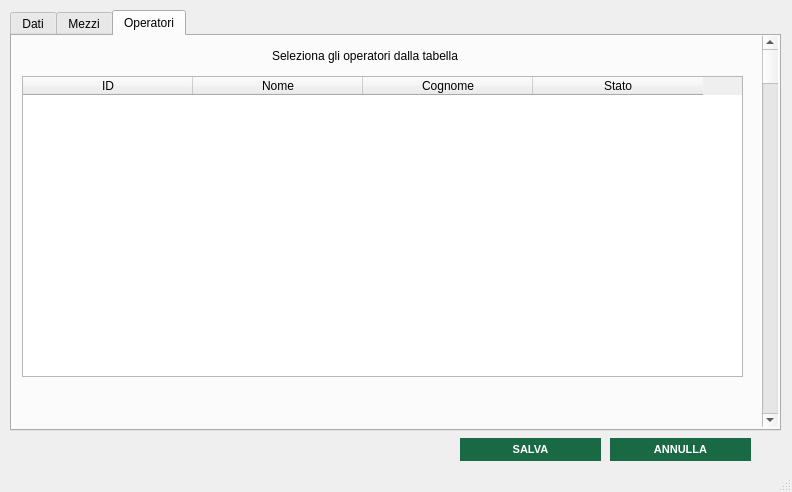
First picture: the form in src/main/gui/modifica_turno.ui, repository OT-Rax/AnconAmbiente, before the edit.
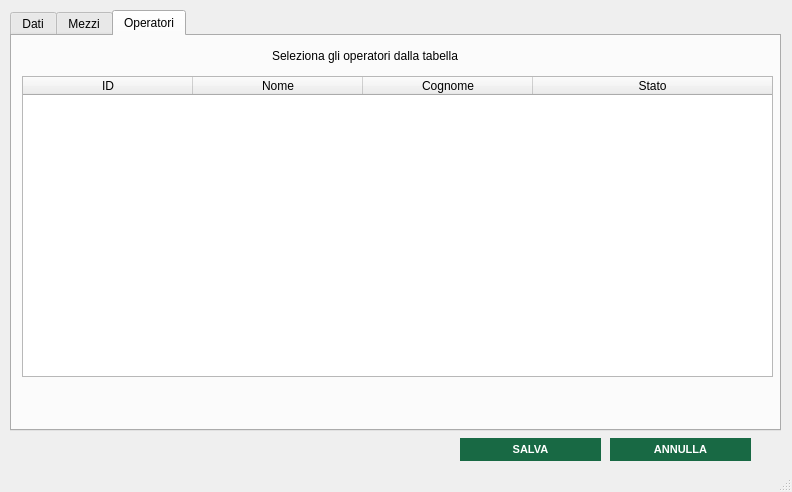
Second picture: the form after the edit. The open tabs and pages were chosen to show the change. Icons and pictures are not drawn.

The edit to the form file:
```diff
--- a/src/main/gui/modifica_turno.ui
+++ b/src/main/gui/modifica_turno.ui
@@ -10,6 +10,18 @@
     <height>492</height>
    </rect>
   </property>
+  <property name="minimumSize">
+   <size>
+    <width>792</width>
+    <height>492</height>
+   </size>
+  </property>
+  <property name="maximumSize">
+   <size>
+    <width>792</width>
+    <height>492</height>
+   </size>
+  </property>
   <property name="windowTitle">
    <string>Modifica Turno</string>
   </property>
@@ -27,6 +39,18 @@
       <height>421</height>
      </rect>
     </property>
+    <property name="minimumSize">
+     <size>
+      <width>771</width>
+      <height>421</height>
+     </size>
+    </property>
+    <property name="maximumSize">
+     <size>
+      <width>771</width>
+      <height>421</height>
+     </size>
+    </property>
     <property name="currentIndex">
      <number>2</number>
     </property>
@@ -516,7 +540,7 @@
        <rect>
         <x>10</x>
         <y>40</y>
-        <width>721</width>
+        <width>751</width>
         <height>301</height>
        </rect>
       </property>
@@ -542,7 +566,7 @@
        <bool>false</bool>
       </attribute>
       <attribute name="horizontalHeaderStretchLastSection">
-       <bool>false</bool>
+       <bool>true</bool>
       </attribute>
       <attribute name="verticalHeaderVisible">
        <bool>false</bool>
@@ -678,19 +702,6 @@
        <string/>
       </property>
      </widget>
-     <widget class="QScrollBar" name="verticalScrollBar_2">
-      <property name="geometry">
-       <rect>
-        <x>750</x>
-        <y>0</y>
-        <width>16</width>
-        <height>391</height>
-       </rect>
-      </property>
-      <property name="orientation">
-       <enum>Qt::Vertical</enum>
-      </property>
-     </widget>
     </widget>
    </widget>
    <widget class="QPushButton" name="salva_button">
```
Left out of the diff: 17 changed lines with no effect on the pictures.
